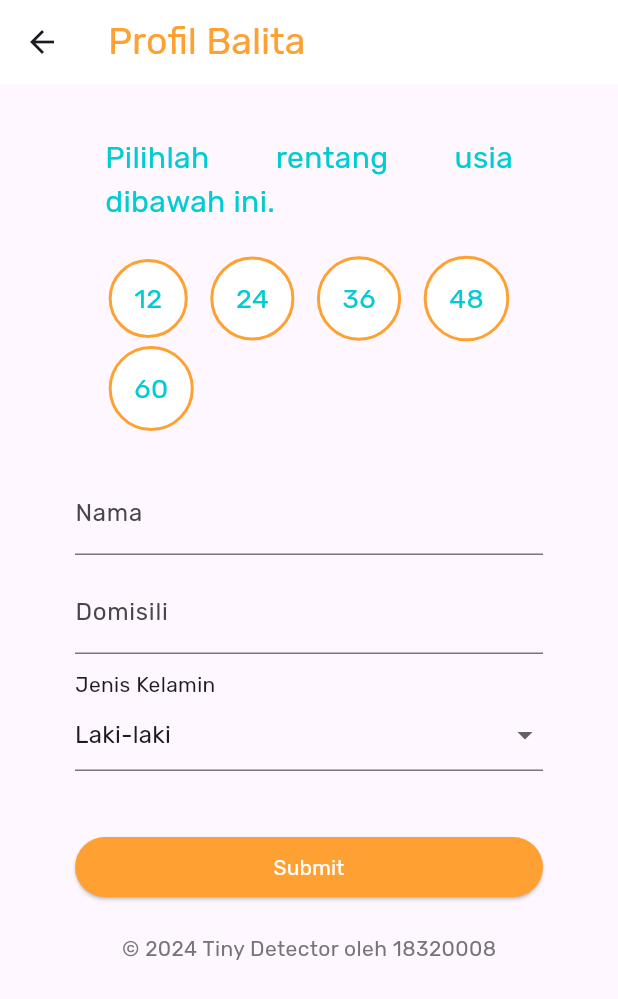
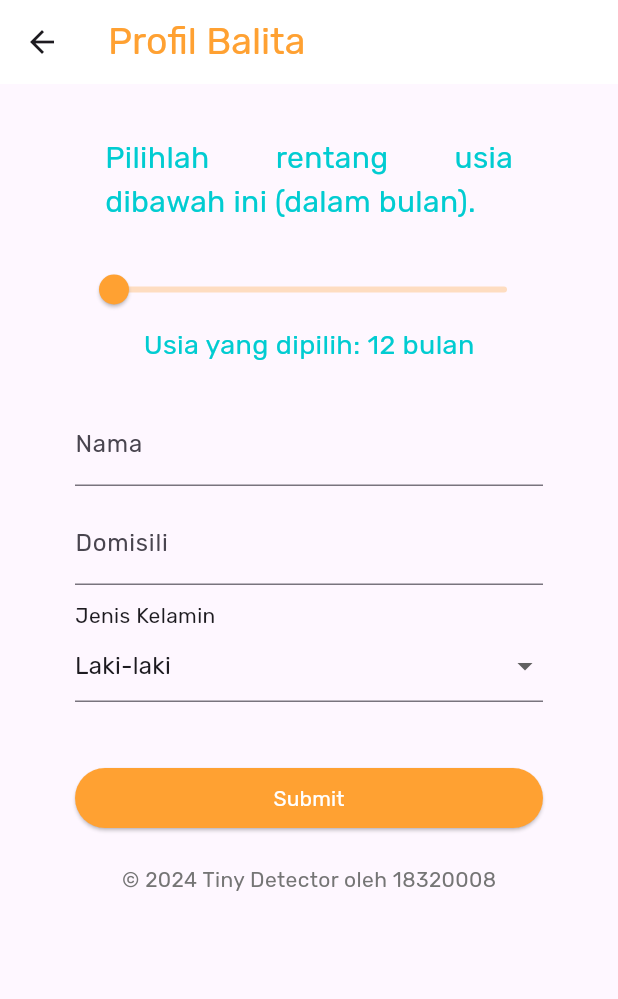
Before and after one commit to falthackel/tiny-detector, a Flutter app: the ToddlerProfileWidget screen opened directly, on a phone screen of 412 x 824 dp. Shown: the top 999 px of the screen. Run offline on Flutter 3.47's test engine with Material 3 defaults, Android fonts, the phone set to English and light mode, and no system bars; our stand-ins replace flutter_secure_storage, jwt_decoder, logger, material_design_icons_flutter; accounts and stored records are empty.

```diff
--- a/front-end/lib/age_options.dart
+++ b/front-end/lib/age_options.dart
@@ -10,15 +10,7 @@ class AgeOptions extends StatefulWidget {
 }
 
 class _AgeOptionsState extends State<AgeOptions> {
-  List<int> ages = const [12, 24, 36, 48, 60];
-  int selectedAge = -1; // -1 indicates no selection initially
-
-  void selectAge(int age) {
-    setState(() {
-      selectedAge = age;
-    });
-    widget.onSelectAge(age); // Notify parent about the selected age
-  }
+  double selectedAge = 12; // Initial age
 
   @override
   Widget build(BuildContext context) {
@@ -27,7 +19,7 @@ class _AgeOptionsState extends State<AgeOptions> {
         const Padding(
           padding: EdgeInsets.all(20),
           child: Text(
-            'Pilihlah rentang usia dibawah ini.',
+            'Pilihlah rentang usia dibawah ini (dalam bulan).',
             style: TextStyle(
               color: Color.fromARGB(255, 1, 204, 209),
               fontSize: 20,
@@ -35,39 +27,29 @@ class _AgeOptionsState extends State<AgeOptions> {
             textAlign: TextAlign.justify,
           ),
         ),
-        Wrap(
-          spacing: 15,
-          children: ages.map((age) => _buildAgeOption(age)).toList(),
+        Slider(
+          value: selectedAge,
+          min: 12,
+          max: 60,
+          divisions: 48, // 48 divisions to cover each month from 12 to 60
+          label: '${selectedAge.round()}',
+          activeColor: const Color.fromARGB(255, 255, 161, 50),
+          inactiveColor: const Color.fromARGB(255, 255, 161, 50).withOpacity(0.3),
+          onChanged: (double value) {
+            setState(() {
+              selectedAge = value;
+            });
+            widget.onSelectAge(value.round()); // Notify parent about the selected age
+          },
+        ),
+        Text(
+          'Usia yang dipilih: ${selectedAge.round()} bulan',
+          style: const TextStyle(
+            fontSize: 18,
+            color: Color.fromARGB(255, 1, 204, 209),
+          ),
         ),
       ],
     );
   }
-
-  Widget _buildAgeOption(int age) {
-    final isSelected = age == selectedAge;
-    final backgroundColor = isSelected ? const Color.fromARGB(255, 255, 161, 50) : Colors.white;
-    const borderColor = Color.fromARGB(255, 255, 161, 50); // Orange border color
-
-    return InkWell(
-      onTap: () => selectAge(age),
-      child: Container(
-        padding: const EdgeInsets.all(15),
-        decoration: BoxDecoration(
-          color: backgroundColor,
-          shape: BoxShape.circle,
-          border: Border.all(
-            color: borderColor,
-            width: 2.0,
-          ),
-        ),
-        child: Text(
-          '$age',
-          style: TextStyle(
-            color: isSelected ? Colors.white : const Color.fromARGB(255, 1, 204, 209),
-            fontSize: 18,
-          ),
-        ),
-      ),
-    );
-  }
 }
```
